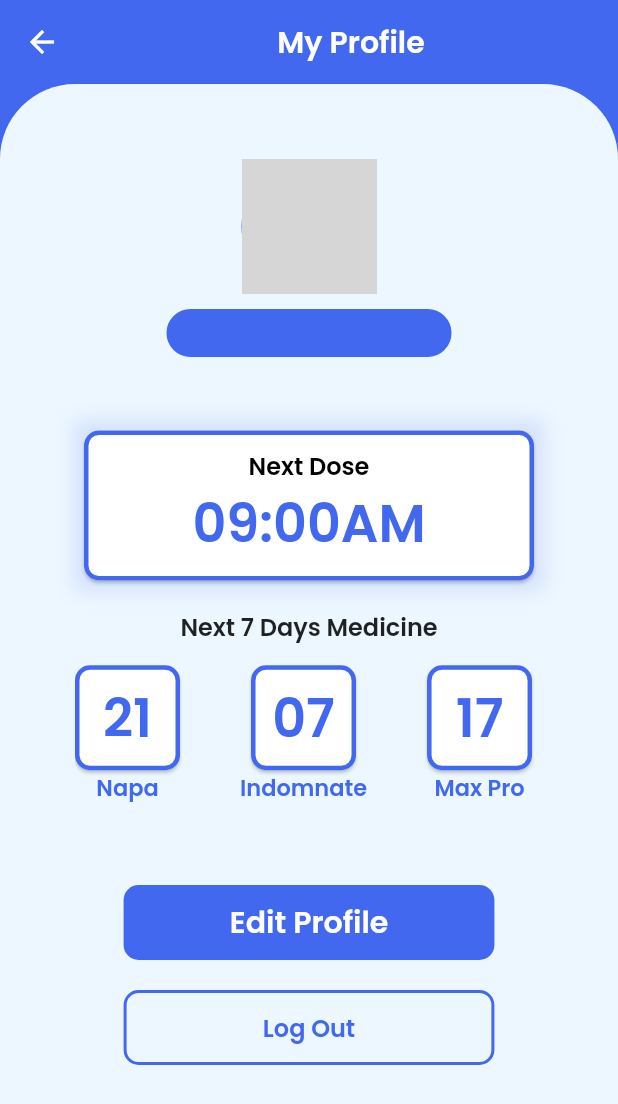
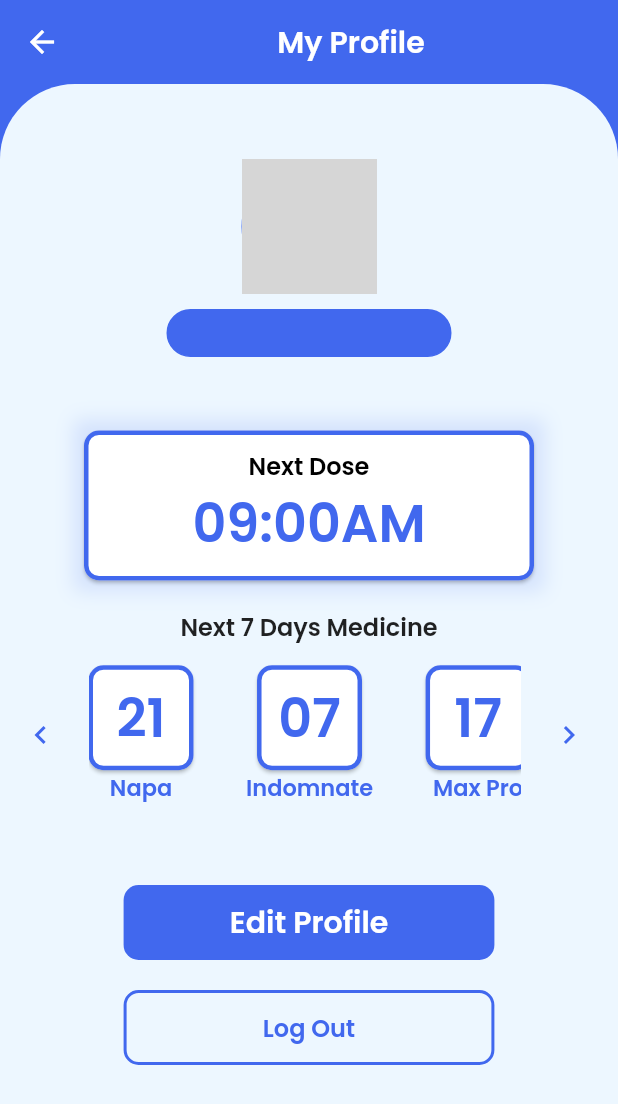
Before and after one commit to mohammadalihera/Medicine_Reminder, a Flutter app: the UserPage screen opened directly, on a phone screen of 412 x 824 dp. Shown: the top 1104 px of the screen. Run offline on Flutter 3.47's test engine with Material 2 defaults, Android fonts, the phone set to English and light mode, and no system bars; our stand-ins replace country_code_picker, date_time_picker, double_back_to_close, firebase_auth, firebase_core, flutter_svg and 7 more; accounts and stored records are empty; network calls fail; grey boxes are pictures that could not be loaded.

Commit message:
added arrows by the week med widget

```diff
--- a/lib/view/widgets/userprofile/week_medicine_widget.dart
+++ b/lib/view/widgets/userprofile/week_medicine_widget.dart
@@ -16,9 +16,21 @@ class _NextWeekMedicineState extends State<NextWeekMedicine> {
         margin: EdgeInsets.symmetric(
           vertical: 10.0,
         ),
-        padding: EdgeInsets.only(left: 50, right: 50),
         height: 100,
+        child: Row(
+          mainAxisSize: MainAxisSize.max,
+          children: [
+            Container(
+              padding: EdgeInsets.only(left: 15, right: 20),
+              child: Icon(
+                Icons.keyboard_arrow_left_sharp,
+                color: kPrimaryColor,
+              ),
+            ),
+            Container(
+              width: MediaQuery.of(context).size.width * 0.7,
               child: ListView(
+                shrinkWrap: true,
                 scrollDirection: Axis.horizontal,
                 children: <Widget>[
                   Column(
@@ -26,7 +38,7 @@ class _NextWeekMedicineState extends State<NextWeekMedicine> {
                     crossAxisAlignment: CrossAxisAlignment.center,
                     children: [
                       Card(
-                  margin: EdgeInsets.only(right: 40),
+                        margin: EdgeInsets.only(right: 35),
                         shape: RoundedRectangleBorder(
                           side: BorderSide(
                             color: kPrimaryColor,
@@ -57,7 +69,7 @@ class _NextWeekMedicineState extends State<NextWeekMedicine> {
                         ),
                       ),
                       Container(
-                  margin: EdgeInsets.only(right: 40),
+                        margin: EdgeInsets.only(right: 35),
                         child: Center(
                           child: Text(
                             'Napa',
@@ -75,7 +87,7 @@ class _NextWeekMedicineState extends State<NextWeekMedicine> {
                     crossAxisAlignment: CrossAxisAlignment.center,
                     children: [
                       Card(
-                  margin: EdgeInsets.only(right: 40),
+                        margin: EdgeInsets.only(right: 35),
                         shape: RoundedRectangleBorder(
                           side: BorderSide(
                             color: kPrimaryColor,
@@ -106,7 +118,7 @@ class _NextWeekMedicineState extends State<NextWeekMedicine> {
                         ),
                       ),
                       Container(
-                  margin: EdgeInsets.only(right: 40),
+                        margin: EdgeInsets.only(right: 35),
                         child: Center(
                           child: Text(
                             'Indomnate',
@@ -124,7 +136,7 @@ class _NextWeekMedicineState extends State<NextWeekMedicine> {
                     crossAxisAlignment: CrossAxisAlignment.center,
                     children: [
                       Card(
-                  margin: EdgeInsets.only(right: 40),
+                        margin: EdgeInsets.only(right: 35),
                         shape: RoundedRectangleBorder(
                           side: BorderSide(
                             color: kPrimaryColor,
@@ -155,7 +167,7 @@ class _NextWeekMedicineState extends State<NextWeekMedicine> {
                         ),
                       ),
                       Container(
-                  margin: EdgeInsets.only(right: 40),
+                        margin: EdgeInsets.only(right: 35),
                         child: Center(
                           child: Text(
                             'Max Pro',
@@ -173,7 +185,7 @@ class _NextWeekMedicineState extends State<NextWeekMedicine> {
                     crossAxisAlignment: CrossAxisAlignment.center,
                     children: [
                       Card(
-                  margin: EdgeInsets.only(right: 40),
+                        margin: EdgeInsets.only(right: 35),
                         shape: RoundedRectangleBorder(
                           side: BorderSide(
                             color: kPrimaryColor,
@@ -204,7 +216,7 @@ class _NextWeekMedicineState extends State<NextWeekMedicine> {
                         ),
                       ),
                       Container(
-                  margin: EdgeInsets.only(right: 40),
+                        margin: EdgeInsets.only(right: 35),
                         child: Center(
                           child: Text(
                             'Paracetamol',
@@ -220,6 +232,16 @@ class _NextWeekMedicineState extends State<NextWeekMedicine> {
                 ],
               ),
             ),
+            Container(
+              padding: EdgeInsets.only(left: 20, right: 15),
+              child: Icon(
+                Icons.keyboard_arrow_right_sharp,
+                color: kPrimaryColor,
+              ),
+            ),
+          ],
+        ),
+      ),
     );
   }
 }
```
Lines whose indentation alone changed are shown as unchanged.
